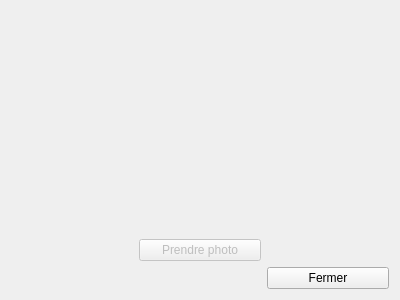
Above: CodepoVision/webcamwindow.ui from Danijiru/CodepoVision before the change. Below: the same form after it.
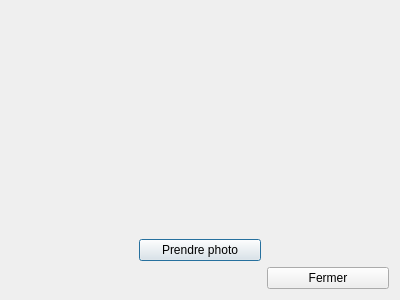
That is the form after the change.

What changed in the file:
```diff
--- a/CodepoVision/webcamwindow.ui
+++ b/CodepoVision/webcamwindow.ui
@@ -37,7 +37,7 @@
    <item row="1" column="1">
     <widget class="QPushButton" name="button_photo">
      <property name="enabled">
-      <bool>false</bool>
+      <bool>true</bool>
      </property>
      <property name="text">
       <string>Prendre photo</string>
```
Left out of the diff: 2 changed lines with no effect on the pictures.
